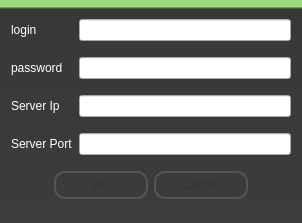
sush/Live-Jamming, file src/client/gui/livejamming/app/accountconnection.ui: the form before one commit.
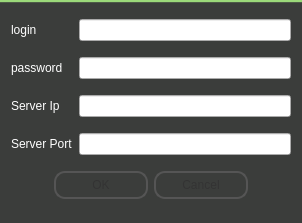
The form after the commit. Icons and pictures are not drawn.

```diff
--- a/src/client/gui/livejamming/app/accountconnection.ui
+++ b/src/client/gui/livejamming/app/accountconnection.ui
@@ -9,9 +9,8 @@
    <rect>
     <x>0</x>
     <y>0</y>
-
-    <width>303</width>
-    <height>246</height>
+    <width>302</width>
+    <height>223</height>
    </rect>
   </property>
   <property name="minimumSize">
@@ -35,7 +34,7 @@
   </property>
   <property name="styleSheet">
    <string notr="true">#AccountConnection {
-	background: qlineargradient(spread:pad, x1:0, y1:0.00568182, x2:0, y2:1, stop:0.0248756 rgba(155, 217, 122, 255), stop:0.0348259 rgba(55, 57, 54, 255), stop:1 rgba(59, 61, 59, 255));
+	background: qlineargradient(spread:pad, x1:0, y1:0, x2:0, y2:1, stop:0.00934579 rgba(155, 217, 122, 255), stop:0.0116822 rgba(59, 61, 59, 255), stop:0.995455 rgba(59, 61, 59, 255));
 }</string>
   </property>
   <layout class="QGridLayout" name="gridLayout">
```
Left out of the diff: 3 changed lines with no effect on the pictures.
